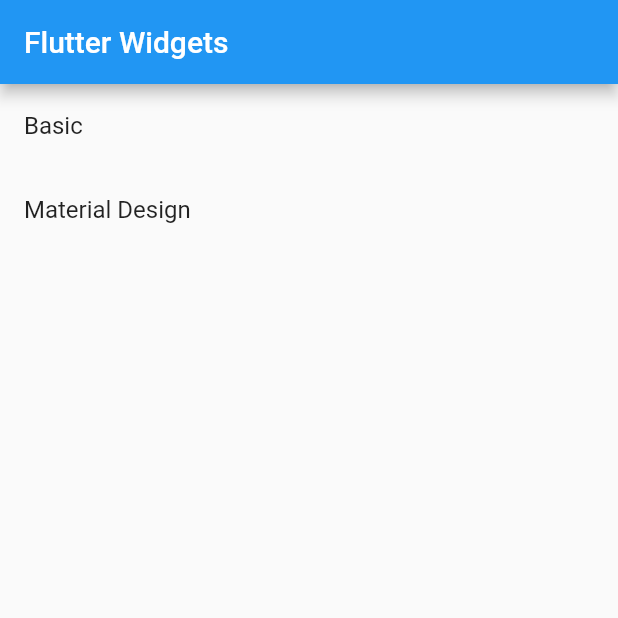
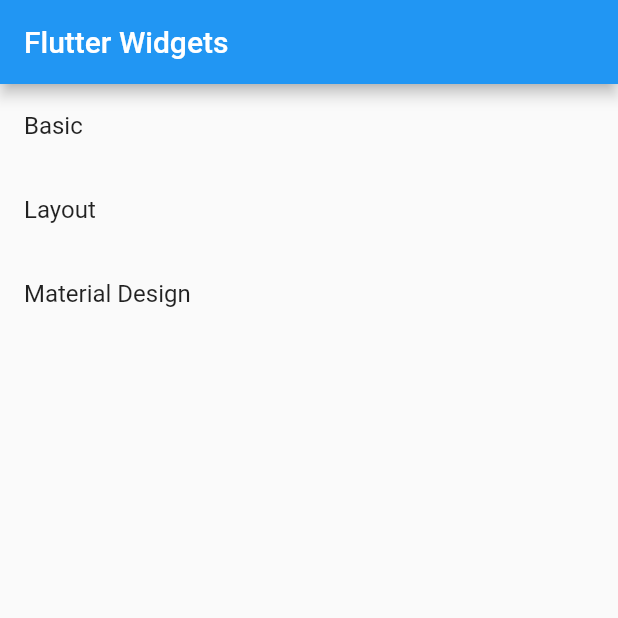
Before and after one commit to bakhtiararifinid/flutter-widgets, a Flutter app: the screen it shows after launch, on a phone screen of 412 x 824 dp, the top half of it. Run offline on Flutter 3.47's test engine with Material 2 defaults, Android fonts, the phone set to English and light mode, and no system bars.

```diff
--- a/lib/src/App.dart
+++ b/lib/src/App.dart
@@ -8,6 +8,7 @@ import 'package:flutter_widgets/src/pages/drawer_page.dart';
 import 'package:flutter_widgets/src/pages/home.dart';
 import 'package:flutter_widgets/src/pages/icon_page.dart';
 import 'package:flutter_widgets/src/pages/image_page.dart';
+import 'package:flutter_widgets/src/pages/layout_page.dart';
 import 'package:flutter_widgets/src/pages/material_page.dart';
 import 'package:flutter_widgets/src/pages/placeholder_page.dart';
 import 'package:flutter_widgets/src/pages/raised_button_page.dart';
@@ -36,6 +37,7 @@ class App extends StatelessWidget {
         '/icon': (context) => IconPage(),
         '/raised-button': (context) => RaisedButtonPage(),
         '/placeholder': (context) => PlaceholderPage(),
+        '/layout': (context) => LayoutPage(),
         '/material-design': (context) => MaterialDesignPage(),
         '/scaffold': (context) => ScaffoldPage(),
         '/appbar': (context) => AppBarPage(),
--- a/lib/src/pages/home.dart
+++ b/lib/src/pages/home.dart
@@ -15,6 +15,10 @@ class HomePage extends StatelessWidget{
               onTap: () => Navigator.of(context).pushNamed('/basic'),
             ),
             ListTile(
+              title: Text('Layout'),
+              onTap: () => Navigator.of(context).pushNamed('/layout'),
+            ),
+            ListTile(
               title: Text('Material Design'),
               onTap: () => Navigator.of(context).pushNamed('/material-design'),
             ),
```
Also changed, not shown: lib/src/pages/layout_page.dart (added, +20 -0 lines).
